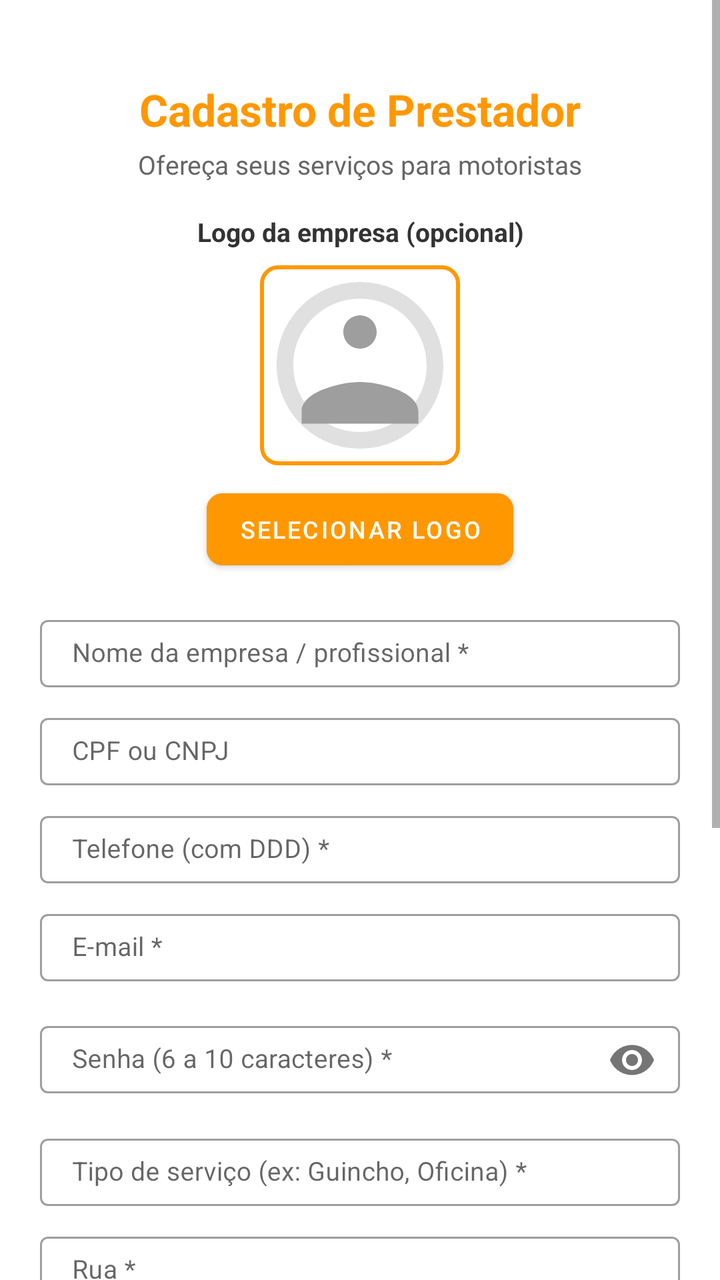
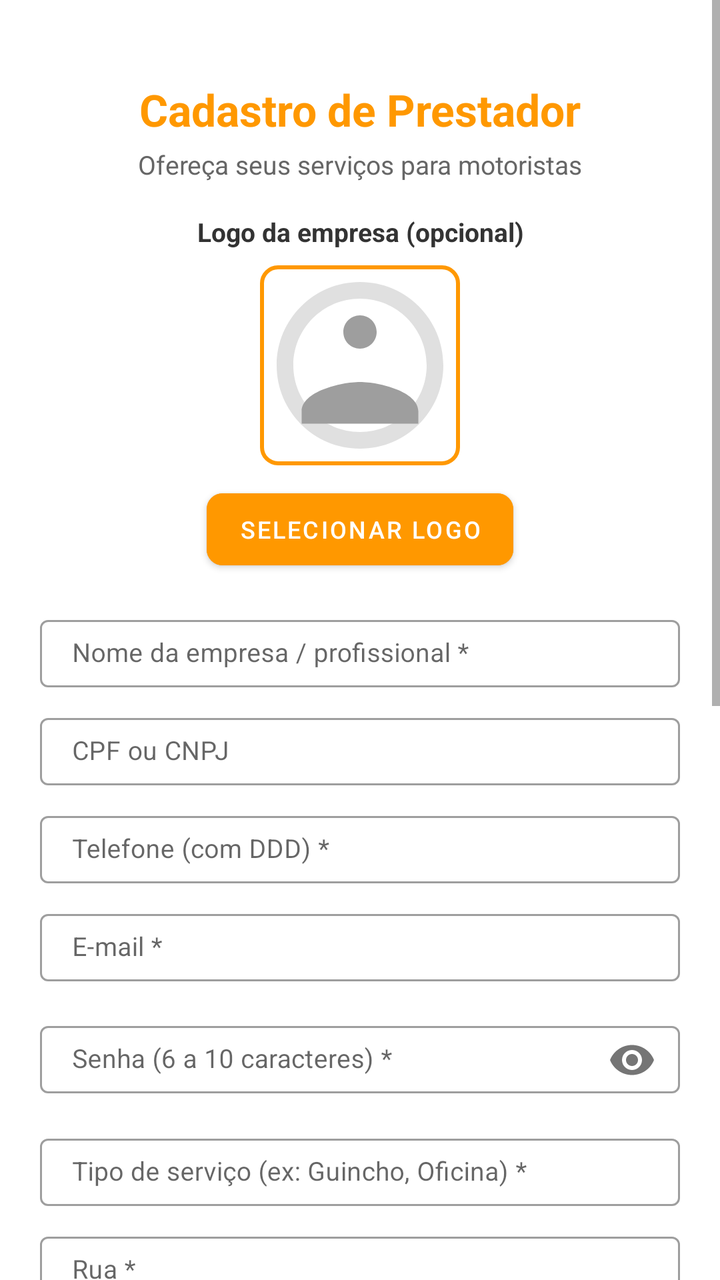

The first picture is an Android layout as it rendered before a commit; the second is the same layout after the commit. The layout source and the unified diff follow.
<!-- AndroidManifest.xml: application theme Theme.MaterialComponents.Light.NoActionBar -->
<!-- res/layout/activity_cadastro_prestador.xml -->
<?xml version="1.0" encoding="utf-8"?>
<ScrollView xmlns:android="http://schemas.android.com/apk/res/android"
    xmlns:app="http://schemas.android.com/apk/res-auto"
    xmlns:tools="http://schemas.android.com/tools"
    android:id="@+id/scrollView"
    android:layout_width="match_parent"
    android:layout_height="match_parent"
    android:background="@android:color/white"
    android:fillViewport="true"
    android:fitsSystemWindows="true"
    android:focusableInTouchMode="true">

    <androidx.constraintlayout.widget.ConstraintLayout
        android:layout_width="match_parent"
        android:layout_height="wrap_content"
        android:paddingStart="20dp"
        android:paddingEnd="20dp"
        android:paddingTop="16dp"
        android:paddingBottom="32dp"
        tools:context=".CadastroPrestadorActivity">

        
        <TextView
            android:id="@+id/tvTitulo"
            android:layout_width="wrap_content"
            android:layout_height="wrap_content"
            android:layout_marginTop="24dp"
            android:text="Cadastro de Prestador"
            android:textColor="#FF9800"
            android:textSize="22sp"
            android:textStyle="bold"
            app:layout_constraintEnd_toEndOf="parent"
            app:layout_constraintStart_toStartOf="parent"
            app:layout_constraintTop_toTopOf="parent" />

        
        <TextView
            android:id="@+id/tvSubtitulo"
            android:layout_width="0dp"
            android:layout_height="wrap_content"
            android:layout_marginTop="4dp"
            android:gravity="center"
            android:text="Ofereça seus serviços para motoristas"
            android:textColor="#666666"
            android:textSize="13sp"
            app:layout_constraintEnd_toEndOf="parent"
            app:layout_constraintStart_toStartOf="parent"
            app:layout_constraintTop_toBottomOf="@+id/tvTitulo" />

        
        <TextView
            android:id="@+id/tvLogoLabel"
            android:layout_width="0dp"
            android:layout_height="wrap_content"
            android:layout_marginTop="16dp"
            android:gravity="center"
            android:text="Logo da empresa (opcional)"
            android:textColor="#333333"
            android:textSize="13sp"
            android:textStyle="bold"
            app:layout_constraintEnd_toEndOf="parent"
            app:layout_constraintStart_toStartOf="parent"
            app:layout_constraintTop_toBottomOf="@+id/tvSubtitulo" />

        
        <ImageView
            android:id="@+id/ivLogo"
            android:layout_width="100dp"
            android:layout_height="100dp"
            android:layout_marginTop="8dp"
            android:src="@drawable/ic_placeholder_logo"
            android:scaleType="centerCrop"
            android:clickable="true"
            android:focusable="true"
            android:background="@drawable/border_logo"
            app:layout_constraintEnd_toEndOf="parent"
            app:layout_constraintStart_toStartOf="parent"
            app:layout_constraintTop_toBottomOf="@+id/tvLogoLabel" />

        
        <com.google.android.material.button.MaterialButton
            android:id="@+id/btnSelecionarLogo"
            android:layout_width="wrap_content"
            android:layout_height="wrap_content"
            android:layout_marginTop="8dp"
            android:backgroundTint="#FF9800"
            android:text="Selecionar Logo"
            android:textColor="@android:color/white"
            android:textSize="12sp"
            app:cornerRadius="8dp"
            app:layout_constraintEnd_toEndOf="parent"
            app:layout_constraintStart_toStartOf="parent"
            app:layout_constraintTop_toBottomOf="@+id/ivLogo" />

        
        <com.google.android.material.textfield.TextInputLayout
            android:id="@+id/tilNome"
            android:layout_width="0dp"
            android:layout_height="wrap_content"
            android:layout_marginTop="16dp"
            app:hintEnabled="true"
            style="@style/Widget.MaterialComponents.TextInputLayout.OutlinedBox"
            app:layout_constraintEnd_toEndOf="parent"
            app:layout_constraintStart_toStartOf="parent"
            app:layout_constraintTop_toBottomOf="@+id/btnSelecionarLogo">

            <com.google.android.material.textfield.TextInputEditText
                android:id="@+id/edtNome"
                android:layout_width="match_parent"
                android:layout_height="wrap_content"
                android:hint="Nome da empresa / profissional *"
                android:inputType="textCapWords|textPersonName"
                android:maxLines="1"
                android:textSize="13sp"
                android:paddingTop="8dp"
                android:paddingBottom="8dp" />
        </com.google.android.material.textfield.TextInputLayout>

        
        <com.google.android.material.textfield.TextInputLayout
            android:id="@+id/tilCnpj"
            android:layout_width="0dp"
            android:layout_height="wrap_content"
            android:layout_marginTop="10dp"
            app:hintEnabled="true"
            style="@style/Widget.MaterialComponents.TextInputLayout.OutlinedBox"
            app:layout_constraintEnd_toEndOf="parent"
            app:layout_constraintStart_toStartOf="parent"
            app:layout_constraintTop_toBottomOf="@+id/tilNome">

            <com.google.android.material.textfield.TextInputEditText
                android:id="@+id/edtCnpj"
                android:layout_width="match_parent"
                android:layout_height="wrap_content"
                android:maxLength="18"
                android:hint="CPF ou CNPJ"
                android:inputType="number"
                android:maxLines="1"
                android:textSize="13sp"
                android:paddingTop="8dp"
                android:paddingBottom="8dp" />
        </com.google.android.material.textfield.TextInputLayout>

        
        <com.google.android.material.textfield.TextInputLayout
            android:id="@+id/tilTelefone"
            android:layout_width="0dp"
            android:layout_height="wrap_content"
            android:layout_marginTop="10dp"
            app:hintEnabled="true"
            style="@style/Widget.MaterialComponents.TextInputLayout.OutlinedBox"
            app:layout_constraintEnd_toEndOf="parent"
            app:layout_constraintStart_toStartOf="parent"
            app:layout_constraintTop_toBottomOf="@+id/tilCnpj">

            <com.google.android.material.textfield.TextInputEditText
                android:id="@+id/edtTelefone"
                android:layout_width="match_parent"
                android:layout_height="wrap_content"
                android:hint="Telefone (com DDD) *"
                android:inputType="phone"
                android:maxLines="1"
                android:textSize="13sp"
                android:paddingTop="8dp"
                android:paddingBottom="8dp" />
        </com.google.android.material.textfield.TextInputLayout>

        
        <com.google.android.material.textfield.TextInputLayout
            android:id="@+id/tilEmail"
            android:layout_width="0dp"
            android:layout_height="wrap_content"
            android:layout_marginTop="10dp"
            app:hintEnabled="true"
            style="@style/Widget.MaterialComponents.TextInputLayout.OutlinedBox"
            app:layout_constraintEnd_toEndOf="parent"
            app:layout_constraintStart_toStartOf="parent"
            app:layout_constraintTop_toBottomOf="@+id/tilTelefone">

            <com.google.android.material.textfield.TextInputEditText
                android:id="@+id/edtEmail"
                android:layout_width="match_parent"
                android:layout_height="wrap_content"
                android:hint="E-mail *"
                android:inputType="textEmailAddress"
                android:maxLines="1"
                android:textSize="13sp"
                android:paddingTop="8dp"
                android:paddingBottom="8dp" />
        </com.google.android.material.textfield.TextInputLayout>

        
        <com.google.android.material.textfield.TextInputLayout
            android:id="@+id/tilSenha"
            android:layout_width="0dp"
            android:layout_height="wrap_content"
            android:layout_marginTop="10dp"
            app:hintEnabled="true"
            app:passwordToggleEnabled="true"
            style="@style/Widget.MaterialComponents.TextInputLayout.OutlinedBox"
            app:layout_constraintEnd_toEndOf="parent"
            app:layout_constraintStart_toStartOf="parent"
            app:layout_constraintTop_toBottomOf="@+id/tilEmail">

            <com.google.android.material.textfield.TextInputEditText
                android:id="@+id/edtSenha"
                android:layout_width="match_parent"
                android:layout_height="wrap_content"
                android:hint="Senha (6 a 10 caracteres) *"
                android:inputType="textPassword"
                android:maxLength="10"
                android:maxLines="1"
                android:textSize="13sp"
                android:paddingTop="8dp"
                android:paddingBottom="8dp" />
        </com.google.android.material.textfield.TextInputLayout>

        
        <com.google.android.material.textfield.TextInputLayout
            android:id="@+id/tilServico"
            android:layout_width="0dp"
            android:layout_height="wrap_content"
            android:layout_marginTop="10dp"
            app:hintEnabled="true"
            style="@style/Widget.MaterialComponents.TextInputLayout.OutlinedBox"
            app:layout_constraintEnd_toEndOf="parent"
            app:layout_constraintStart_toStartOf="parent"
            app:layout_constraintTop_toBottomOf="@+id/tilSenha">

            <com.google.android.material.textfield.TextInputEditText
                android:id="@+id/edtServico"
                android:layout_width="match_parent"
                android:layout_height="wrap_content"
                android:hint="Tipo de serviço (ex: Guincho, Oficina) *"
                android:inputType="textCapWords"
                android:maxLines="1"
                android:textSize="13sp"
                android:paddingTop="8dp"
                android:paddingBottom="8dp" />
        </com.google.android.material.textfield.TextInputLayout>

        

        
        <com.google.android.material.textfield.TextInputLayout
            android:id="@+id/tilRua"
            android:layout_width="0dp"
            android:layout_height="wrap_content"
            android:layout_marginTop="10dp"
            app:hintEnabled="true"
            style="@style/Widget.MaterialComponents.TextInputLayout.OutlinedBox"
            app:layout_constraintEnd_toEndOf="parent"
            app:layout_constraintStart_toStartOf="parent"
            app:layout_constraintTop_toBottomOf="@+id/tilServico">

            <com.google.android.material.textfield.TextInputEditText
                android:id="@+id/edtRua"
                android:layout_width="match_parent"
                android:layout_height="wrap_content"
                android:hint="Rua *"
                android:inputType="textPostalAddress"
                android:maxLines="1"
                android:textSize="13sp"
                android:paddingTop="8dp"
                android:paddingBottom="8dp" />
        </com.google.android.material.textfield.TextInputLayout>

        
        <androidx.constraintlayout.widget.ConstraintLayout
            android:id="@+id/clNumeroBairro"
            android:layout_width="0dp"
            android:layout_height="wrap_content"
            android:layout_marginTop="10dp"
            app:layout_constraintEnd_toEndOf="parent"
            app:layout_constraintStart_toStartOf="parent"
            app:layout_constraintTop_toBottomOf="@+id/tilRua">

            <com.google.android.material.textfield.TextInputLayout
                android:id="@+id/tilNumero"
                android:layout_width="0dp"
                android:layout_height="wrap_content"
                app:hintEnabled="true"
                style="@style/Widget.MaterialComponents.TextInputLayout.OutlinedBox"
                app:layout_constraintEnd_toStartOf="@+id/tilBairro"
                app:layout_constraintStart_toStartOf="parent"
                app:layout_constraintTop_toTopOf="parent">

                <com.google.android.material.textfield.TextInputEditText
                    android:id="@+id/edtNumero"
                    android:layout_width="match_parent"
                    android:layout_height="wrap_content"
                    android:hint="Número *"
                    android:inputType="number"
                    android:maxLines="1"
                    android:textSize="13sp"
                    android:paddingTop="8dp"
                    android:paddingBottom="8dp" />
            </com.google.android.material.textfield.TextInputLayout>

            <com.google.android.material.textfield.TextInputLayout
                android:id="@+id/tilBairro"
                android:layout_width="0dp"
                android:layout_height="wrap_content"
                app:hintEnabled="true"
                style="@style/Widget.MaterialComponents.TextInputLayout.OutlinedBox"
                app:layout_constraintEnd_toEndOf="parent"
                app:layout_constraintStart_toEndOf="@+id/tilNumero"
                app:layout_constraintTop_toTopOf="parent"
                android:layout_marginStart="8dp">

                <com.google.android.material.textfield.TextInputEditText
                    android:id="@+id/edtBairro"
                    android:layout_width="match_parent"
                    android:layout_height="wrap_content"
                    android:hint="Bairro *"
                    android:inputType="textPostalAddress"
                    android:maxLines="1"
                    android:textSize="13sp"
                    android:paddingTop="8dp"
                    android:paddingBottom="8dp" />
            </com.google.android.material.textfield.TextInputLayout>
        </androidx.constraintlayout.widget.ConstraintLayout>

        
        <androidx.constraintlayout.widget.ConstraintLayout
            android:id="@+id/clCidadeEstado"
            android:layout_width="0dp"
            android:layout_height="wrap_content"
            android:layout_marginTop="10dp"
            app:layout_constraintEnd_toEndOf="parent"
            app:layout_constraintStart_toStartOf="parent"
            app:layout_constraintTop_toBottomOf="@+id/clNumeroBairro">

            <com.google.android.material.textfield.TextInputLayout
                android:id="@+id/tilCidade"
                android:layout_width="0dp"
                android:layout_height="wrap_content"
                app:hintEnabled="true"
                style="@style/Widget.MaterialComponents.TextInputLayout.OutlinedBox"
                app:layout_constraintEnd_toStartOf="@+id/tilEstado"
                app:layout_constraintStart_toStartOf="parent"
                app:layout_constraintTop_toTopOf="parent">

                <com.google.android.material.textfield.TextInputEditText
                    android:id="@+id/edtCidade"
                    android:layout_width="match_parent"
                    android:layout_height="wrap_content"
                    android:hint="Cidade *"
                    android:inputType="textPostalAddress"
                    android:maxLines="1"
                    android:textSize="13sp"
                    android:paddingTop="8dp"
                    android:paddingBottom="8dp" />
            </com.google.android.material.textfield.TextInputLayout>

            <com.google.android.material.textfield.TextInputLayout
                android:id="@+id/tilEstado"
                android:layout_width="0dp"
                android:layout_height="wrap_content"
                app:hintEnabled="true"
                style="@style/Widget.MaterialComponents.TextInputLayout.OutlinedBox"
                app:layout_constraintEnd_toEndOf="parent"
                app:layout_constraintStart_toEndOf="@+id/tilCidade"
                app:layout_constraintTop_toTopOf="parent"
                android:layout_marginStart="8dp">

                <com.google.android.material.textfield.TextInputEditText
                    android:id="@+id/edtEstado"
                    android:layout_width="match_parent"
                    android:layout_height="wrap_content"
                    android:hint="Estado *"
                    android:inputType="textCapCharacters"
                    android:maxLines="1"
                    android:textSize="13sp"
                    android:paddingTop="8dp"
                    android:paddingBottom="8dp" />
            </com.google.android.material.textfield.TextInputLayout>
        </androidx.constraintlayout.widget.ConstraintLayout>

        
        <androidx.constraintlayout.widget.ConstraintLayout
            android:id="@+id/clComplementoPais"
            android:layout_width="0dp"
            android:layout_height="wrap_content"
            android:layout_marginTop="10dp"
            app:layout_constraintEnd_toEndOf="parent"
            app:layout_constraintStart_toStartOf="parent"
            app:layout_constraintTop_toBottomOf="@+id/clCidadeEstado">

            <com.google.android.material.textfield.TextInputLayout
                android:id="@+id/tilComplemento"
                android:layout_width="0dp"
                android:layout_height="wrap_content"
                app:hintEnabled="true"
                style="@style/Widget.MaterialComponents.TextInputLayout.OutlinedBox"
                app:layout_constraintEnd_toStartOf="@+id/tilPais"
                app:layout_constraintStart_toStartOf="parent"
                app:layout_constraintTop_toTopOf="parent">

                <com.google.android.material.textfield.TextInputEditText
                    android:id="@+id/edtComplemento"
                    android:layout_width="match_parent"
                    android:layout_height="wrap_content"
                    android:hint="Complemento (opcional)"
                    android:inputType="textPostalAddress"
                    android:maxLines="1"
                    android:textSize="13sp"
                    android:paddingTop="8dp"
                    android:paddingBottom="8dp" />
            </com.google.android.material.textfield.TextInputLayout>

            <com.google.android.material.textfield.TextInputLayout
                android:id="@+id/tilPais"
                android:layout_width="0dp"
                android:layout_height="wrap_content"
                app:hintEnabled="true"
                style="@style/Widget.MaterialComponents.TextInputLayout.OutlinedBox"
                app:layout_constraintEnd_toEndOf="parent"
                app:layout_constraintStart_toEndOf="@+id/tilComplemento"
                app:layout_constraintTop_toTopOf="parent"
                android:layout_marginStart="8dp">

                <com.google.android.material.textfield.TextInputEditText
                    android:id="@+id/edtPais"
                    android:layout_width="match_parent"
                    android:layout_height="wrap_content"
                    android:hint="País *"
                    android:inputType="textCapWords"
                    android:maxLines="1"
                    android:textSize="13sp"
                    android:paddingTop="8dp"
                    android:paddingBottom="8dp"
                    android:text="Brasil" />
            </com.google.android.material.textfield.TextInputLayout>
        </androidx.constraintlayout.widget.ConstraintLayout>

        

        
        <com.google.android.material.textfield.TextInputLayout
            android:id="@+id/tilPreco"
            android:layout_width="0dp"
            android:layout_height="wrap_content"
            android:layout_marginTop="10dp"
            app:hintEnabled="true"
            style="@style/Widget.MaterialComponents.TextInputLayout.OutlinedBox"
            app:layout_constraintEnd_toEndOf="parent"
            app:layout_constraintStart_toStartOf="parent"
            app:layout_constraintTop_toBottomOf="@+id/clComplementoPais">

            <com.google.android.material.textfield.TextInputEditText
                android:id="@+id/edtPreco"
                android:layout_width="match_parent"
                android:layout_height="wrap_content"
                android:hint="Valor médio (opcional)"
                android:inputType="numberDecimal"
                android:maxLines="1"
                android:textSize="13sp"
                android:paddingTop="8dp"
                android:paddingBottom="8dp" />
        </com.google.android.material.textfield.TextInputLayout>

        
        <com.google.android.material.button.MaterialButton
            android:id="@+id/btnCadastrar"
            android:layout_width="0dp"
            android:layout_height="wrap_content"
            android:layout_marginTop="24dp"
            android:backgroundTint="#FF9800"
            android:text="CADASTRAR E OFERECER SERVIÇO"
            android:textColor="@android:color/white"
            android:textSize="14sp"
            android:padding="12dp"
            app:cornerRadius="10dp"
            app:layout_constraintEnd_toEndOf="parent"
            app:layout_constraintStart_toStartOf="parent"
            app:layout_constraintTop_toBottomOf="@+id/tilPreco" />
            
            <com.google.android.material.button.MaterialButton
                android:id="@+id/btnExcluir"
                style="@style/Widget.MaterialComponents.Button.OutlinedButton"
                android:layout_width="match_parent"
                android:layout_height="wrap_content"
                android:layout_marginTop="12dp"
                android:padding="12dp"
                android:text="EXCLUIR MEU CADASTRO"
                android:textColor="@color/admin_vermelho"
                android:visibility="gone"
                app:cornerRadius="12dp"
                app:strokeColor="@color/admin_vermelho" />


        
        <TextView
            android:layout_width="0dp"
            android:layout_height="wrap_content"
            android:layout_marginTop="16dp"
            android:layout_marginBottom="80dp"
            android:gravity="center"
            android:text="Ao cadastrar, você concorda com nossos Termos de Uso"
            android:textColor="#999999"
            android:textSize="11sp"
            app:layout_constraintEnd_toEndOf="parent"
            app:layout_constraintStart_toStartOf="parent"
            app:layout_constraintTop_toBottomOf="@+id/btnCadastrar" />

    </androidx.constraintlayout.widget.ConstraintLayout>
</ScrollView>
<!-- resources referenced by this layout -->
<resources>
  <color name="admin_vermelho">#D32F2F</color>
  <!-- drawable border_logo (drawable) -->
  <shape xmlns:android="http://schemas.android.com/apk/res/android"
      android:shape="rectangle">
      <solid android:color="@android:color/white" />
      <stroke android:width="2dp" android:color="#FF9800" />
      <corners android:radius="8dp" />
  </shape>
  <!-- drawable ic_placeholder_logo (drawable) -->
  <vector xmlns:android="http://schemas.android.com/apk/res/android"
      android:width="100dp"
      android:height="100dp"
      android:viewportWidth="24"
      android:viewportHeight="24">
      <path
          android:fillColor="#E0E0E0"
          android:pathData="M12,2C6.48,2 2,6.48 2,12s4.48,10 10,10 10,-4.48 10,-10S17.52,2 12,2zM12,4c4.41,0 8,3.59 8,8s-3.59,8 -8,8 -8,-3.59 -8,-8 3.59,-8 8,-8z"/>
      <path
          android:fillColor="#9E9E9E"
          android:pathData="M12,6c-1.1,0 -2,0.9 -2,2s0.9,2 2,2 2,-0.9 2,-2 -0.9,-2 -2,-2zM12,14c-2.33,0 -7,1.17 -7,3.5V19h14v-1.5c0,-2.33 -4.67,-3.5 -7,-3.5z"/>
  </vector>
</resources>

<!-- the commit's change to res/layout/activity_cadastro_prestador.xml (unified diff, before → after) -->
@@ -461,6 +461,87 @@
         </com.google.android.material.textfield.TextInputLayout>
 
         
+        <LinearLayout
+            android:id="@+id/llSexoPrestador"
+            android:layout_width="0dp"
+            android:layout_height="wrap_content"
+            android:layout_marginTop="12dp"
+            android:orientation="vertical"
+            app:layout_constraintEnd_toEndOf="parent"
+            app:layout_constraintStart_toStartOf="parent"
+            app:layout_constraintTop_toBottomOf="@+id/tilPreco">
+
+            <TextView
+                android:layout_width="wrap_content"
+                android:layout_height="wrap_content"
+                android:text="Sexo *"
+                android:textStyle="bold" />
+
+            <RadioGroup
+                android:id="@+id/rgSexo"
+                android:layout_width="match_parent"
+                android:layout_height="wrap_content"
+                android:orientation="horizontal">
+                <RadioButton
+                    android:id="@+id/rgSexo_homem"
+                    android:layout_width="0dp"
+                    android:layout_weight="1"
+                    android:layout_height="wrap_content"
+                    android:tag="homem"
+                    android:text="Homem" />
+                <RadioButton
+                    android:id="@+id/rgSexo_mulher"
+                    android:layout_width="0dp"
+                    android:layout_weight="1"
+                    android:layout_height="wrap_content"
+                    android:tag="mulher"
+                    android:text="Mulher" />
+            </RadioGroup>
+
+            <TextView
+                android:id="@+id/tvAvisoSexo"
+                android:layout_width="match_parent"
+                android:layout_height="wrap_content"
+                android:text="Depois do cadastro, só o suporte altera."
+                android:textSize="11sp" />
+
+            <TextView
+                android:layout_width="wrap_content"
+                android:layout_height="wrap_content"
+                android:layout_marginTop="10dp"
+                android:text="Atender motoristas *"
+                android:textStyle="bold" />
+
+            <RadioGroup
+                android:id="@+id/rgAtendeSexo"
+                android:layout_width="match_parent"
+                android:layout_height="wrap_content"
+                android:orientation="horizontal">
+                <RadioButton
+                    android:id="@+id/rgAtendeSexo_homem"
+                    android:layout_width="0dp"
+                    android:layout_weight="1"
+                    android:layout_height="wrap_content"
+                    android:tag="homem"
+                    android:text="Homens" />
+                <RadioButton
+                    android:id="@+id/rgAtendeSexo_mulher"
+                    android:layout_width="0dp"
+                    android:layout_weight="1"
+                    android:layout_height="wrap_content"
+                    android:tag="mulher"
+                    android:text="Mulheres" />
+                <RadioButton
+                    android:id="@+id/rgAtendeSexo_ambos"
+                    android:layout_width="0dp"
+                    android:layout_weight="1"
+                    android:layout_height="wrap_content"
+                    android:tag="ambos"
+                    android:text="Ambos" />
+            </RadioGroup>
+        </LinearLayout>
+
+        
         <com.google.android.material.button.MaterialButton
             android:id="@+id/btnCadastrar"
             android:layout_width="0dp"
@@ -474,7 +555,7 @@
             app:cornerRadius="10dp"
             app:layout_constraintEnd_toEndOf="parent"
             app:layout_constraintStart_toStartOf="parent"
-            app:layout_constraintTop_toBottomOf="@+id/tilPreco" />
+            app:layout_constraintTop_toBottomOf="@+id/llSexoPrestador" />
             
             <com.google.android.material.button.MaterialButton
                 android:id="@+id/btnExcluir"
